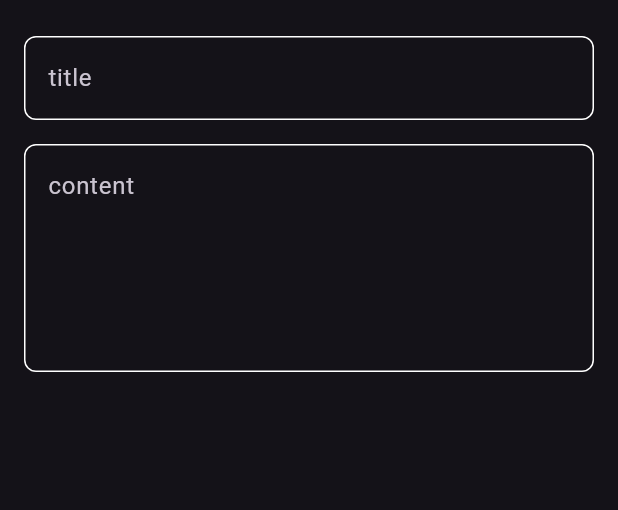
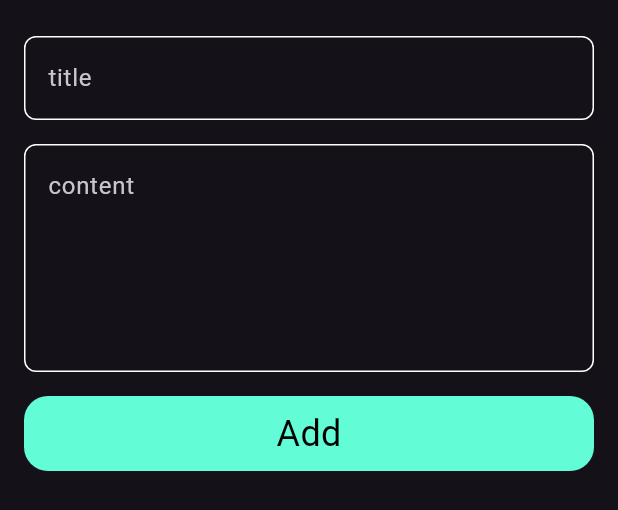
Before and after one commit to Zattar23/Notes_App, a Flutter app: the AddNoteBottomSheet widget shown alone on an empty page, opened directly, on a phone screen of 412 x 824 dp. Shown: the top 510 px of the screen. Run offline on Flutter 3.47's test engine with Material 3 defaults, Android fonts, the phone set to English and light mode, and no system bars.

Commit message:
build Custom Button

```diff
--- /dev/null
+++ b/lib/views/Widgets/Custom_Button.dart
@@ -0,0 +1,23 @@
+import 'package:flutter/material.dart';
+import 'package:notsapp/color.dart';
+
+class CustomButton extends StatelessWidget {
+  const CustomButton({super.key});
+
+  @override
+  Widget build(BuildContext context) {
+    return Container(
+      width: MediaQuery.of(context).size.width,
+      height: 50,
+      decoration: BoxDecoration(
+        color: kprimaryColor,
+        borderRadius: BorderRadius.circular(16),
+      ),
+      child: Center(
+          child: Text(
+        'Add',
+        style: TextStyle(color: Colors.black, fontSize: 24),
+      )),
+    );
+  }
+}
--- a/lib/views/Widgets/add_Note_bottomSheet.dart
+++ b/lib/views/Widgets/add_Note_bottomSheet.dart
@@ -1,4 +1,6 @@
 import 'package:flutter/material.dart';
+import 'package:notsapp/color.dart';
+import 'package:notsapp/views/Widgets/Custom_Button.dart';
 import 'package:notsapp/views/Widgets/custom_text_field.dart';
 
 class AddNoteBottomSheet extends StatelessWidget {
@@ -8,6 +10,7 @@ class AddNoteBottomSheet extends StatelessWidget {
   Widget build(BuildContext context) {
     return Padding(
       padding: const EdgeInsets.symmetric(horizontal: 16),
+      child: SingleChildScrollView(
         child: Column(
           children: const [
             SizedBox(
@@ -22,8 +25,13 @@ class AddNoteBottomSheet extends StatelessWidget {
             CustomTextField(
               hint: 'content',
               maxLines: 5,
-          )
+            ),
+            SizedBox(
+              height: 16,
+            ),
+            CustomButton(),
           ],
+        ),
       ),
     );
   }
```
Lines whose indentation alone changed are shown as unchanged.
